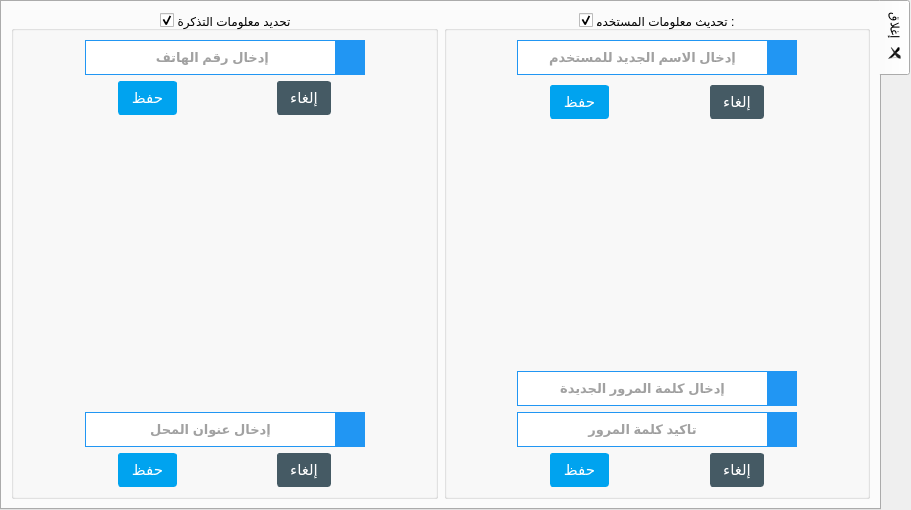
Qt form tabwidgetsettings.ui (ashraf-kx/maktaba-assistant) before a commit.
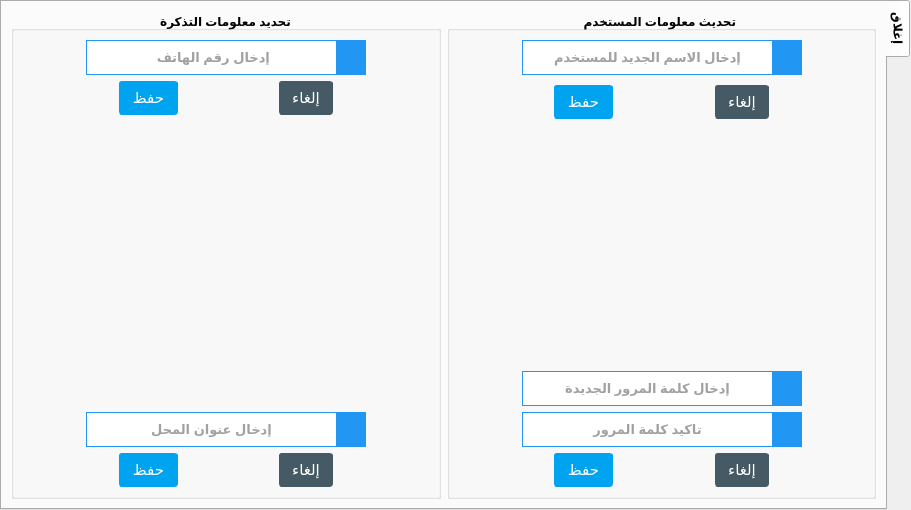
The same form after that commit. Icons and pictures are not drawn.

```diff
--- a/tabwidgetsettings.ui
+++ b/tabwidgetsettings.ui
@@ -10,6 +10,14 @@
     <height>510</height>
    </rect>
   </property>
+  <property name="font">
+   <font>
+    <pointsize>9</pointsize>
+    <weight>75</weight>
+    <bold>true</bold>
+    <kerning>false</kerning>
+   </font>
+  </property>
   <property name="windowTitle">
    <string>TabWidget</string>
   </property>
@@ -19,8 +27,14 @@
   <property name="currentIndex">
    <number>0</number>
   </property>
+  <property name="elideMode">
+   <enum>Qt::ElideNone</enum>
+  </property>
+  <property name="usesScrollButtons">
+   <bool>false</bool>
+  </property>
   <property name="tabsClosable">
-   <bool>true</bool>
+   <bool>false</bool>
   </property>
   <widget class="QWidget" name="tab">
    <attribute name="title">
@@ -30,13 +44,13 @@
     <item row="0" column="2">
      <widget class="QGroupBox" name="groupBox_2">
       <property name="title">
-       <string>تحديث معلومات المستخدم : </string>
+       <string>تحديث معلومات المستخدم </string>
       </property>
       <property name="alignment">
        <set>Qt::AlignCenter</set>
       </property>
       <property name="checkable">
-       <bool>true</bool>
+       <bool>false</bool>
       </property>
       <layout class="QVBoxLayout" name="verticalLayout">
        <item>
@@ -787,7 +801,10 @@
        <set>Qt::AlignCenter</set>
       </property>
       <property name="checkable">
-       <bool>true</bool>
+       <bool>false</bool>
+      </property>
+      <property name="checked">
+       <bool>false</bool>
       </property>
       <layout class="QVBoxLayout" name="verticalLayout_2">
        <item>
```
Left out of the diff: 3 changed lines with no effect on the pictures.
